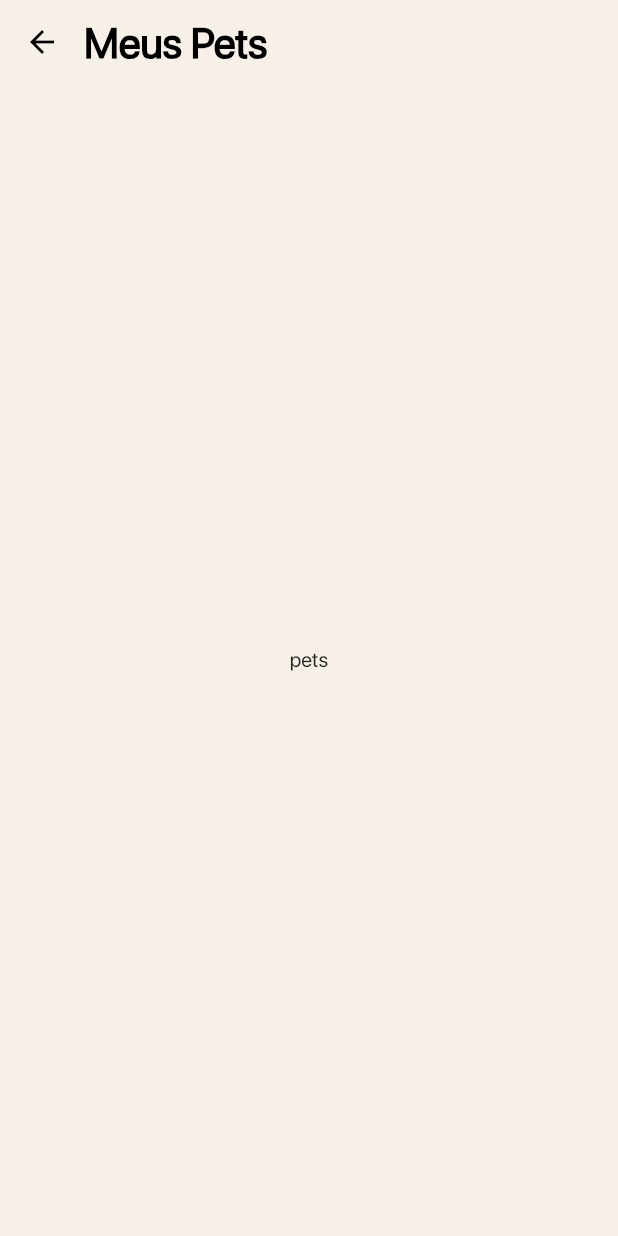
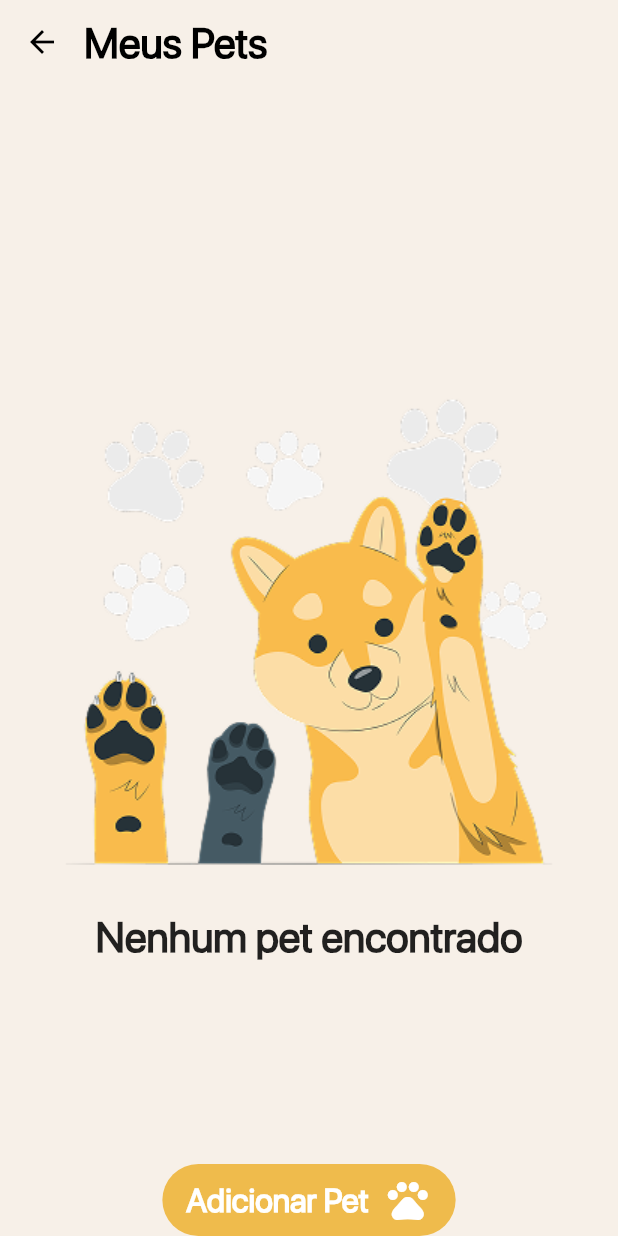
Before and after one commit to gbramoura/petcare, a Flutter app: the screen it shows after launch, after a tap on "Meus Pets", on a phone screen of 412 x 824 dp. Run offline on Flutter 3.47's test engine with Material 3 defaults, Android fonts, the phone set to English and light mode, and no system bars; our stand-ins replace sqflite; accounts and stored records are empty.

Commit message:
Prepare the page with load values; Create loading page; Refactor the add button to work well

```diff
--- /dev/null
+++ b/lib/pages/loading_page.dart
@@ -0,0 +1,14 @@
+import 'package:flutter/material.dart';
+
+class LoadingPage extends StatelessWidget {
+  const LoadingPage({super.key});
+
+  @override
+  Widget build(BuildContext context) {
+    return Scaffold(
+      body: Center(
+        child: CircularProgressIndicator(),
+      ),
+    );
+  }
+}
--- a/lib/pages/pets_page.dart
+++ b/lib/pages/pets_page.dart
@@ -1,6 +1,10 @@
 import 'package:flutter/material.dart';
+import 'package:petcare/models/pet_model.dart';
+import 'package:petcare/pages/loading_page.dart';
 import 'package:petcare/providers/petcare_database_provider.dart';
 import 'package:petcare/repositories/pets_repository.dart';
+import 'package:petcare/themes/pet_care_theme.dart';
+import 'package:petcare/widgets/add_button.dart';
 import 'package:provider/provider.dart';
 
 class PetsPage extends StatefulWidget {
@@ -12,6 +16,9 @@ class PetsPage extends StatefulWidget {
 
 class _PetsPageState extends State<PetsPage> {
   late PetsRepository _petsRepository;
+  late List<PetModel> _list;
+
+  bool _loading = false;
 
   @override
   void initState() {
@@ -20,17 +27,34 @@ class _PetsPageState extends State<PetsPage> {
   }
 
   _load() async {
+    setState(() {
+      _loading = true;
+    });
+
     var provider = Provider.of<PetcareDatabaseProvider>(context, listen: false);
     var database = provider.getDatabase();
 
-    _petsRepository = PetsRepository(database);
+    var petsRepository = PetsRepository(database);
+    var pets = await petsRepository.list();
+
+    setState(() {
+      _petsRepository = petsRepository;
+      _list = pets;
+      _loading = false;
+    });
   }
 
   @override
   Widget build(BuildContext context) {
+    if (_loading) {
+      return LoadingPage();
+    }
+
     return Scaffold(
       appBar: _appBar(context),
       body: _body(context),
+      floatingActionButtonLocation: FloatingActionButtonLocation.centerDocked,
+      floatingActionButton: _floatingActionButton(context),
     );
   }
 
@@ -49,8 +73,38 @@ class _PetsPageState extends State<PetsPage> {
   }
 
   Widget _body(BuildContext context) {
+    if (_list.isEmpty) {
+      return _empty();
+    }
+
     return Center(
       child: Text('pets'),
     );
   }
+
+  Widget _empty() {
+    return Column(
+      mainAxisAlignment: MainAxisAlignment.center,
+      crossAxisAlignment: CrossAxisAlignment.center,
+      children: [
+        SizedBox(width: double.infinity),
+        Image.asset('assets/empty_pets.png', height: 368, width: 368),
+        Text(
+          'Nenhum pet encontrado',
+          style: TextStyle(
+            fontSize: 28,
+            fontWeight: FontWeight.w600,
+          ),
+        ),
+      ],
+    );
+  }
+
+  Widget _floatingActionButton(BuildContext context) {
+    return AddButton(
+      label: 'Adicionar Pet',
+      color: PetCareTheme.orange_100,
+      icon: Icons.pets,
+    );
+  }
 }
--- a/lib/widgets/add_button.dart
+++ b/lib/widgets/add_button.dart
@@ -17,34 +17,37 @@ class AddButton extends StatelessWidget {
 
   @override
   Widget build(BuildContext context) {
-    return GestureDetector(
+    return InkWell(
+      borderRadius: BorderRadius.circular(50),
       onTap: onPressed,
-      child: Column(
-        children: [
-          Container(
+      child: Ink(
         decoration: BoxDecoration(
           color: color,
           borderRadius: BorderRadius.circular(50),
         ),
         child: Padding(
-              padding: const EdgeInsets.all(14.0),
-              child: Icon(
+          padding: EdgeInsets.fromLTRB(16, 8, 16, 8),
+          child: Row(
+            mainAxisSize: MainAxisSize.min,
+            children: [
+              Text(
+                label,
+                textAlign: TextAlign.center,
+                style: TextStyle(
+                  fontSize: 22,
+                  fontWeight: FontWeight.w600,
+                  color: PetCareTheme.white,
+                ),
+              ),
+              SizedBox(width: 10),
+              Icon(
                 icon,
                 size: 32,
                 color: PetCareTheme.white,
               ),
+            ],
           ),
         ),
-          SizedBox(height: 5),
-          Text(
-            label,
-            textAlign: TextAlign.center,
-            style: TextStyle(
-              fontSize: 24,
-              fontWeight: FontWeight.w600,
-            ),
-          ),
-        ],
       ),
     );
   }
```
Lines whose indentation alone changed are shown as unchanged.
